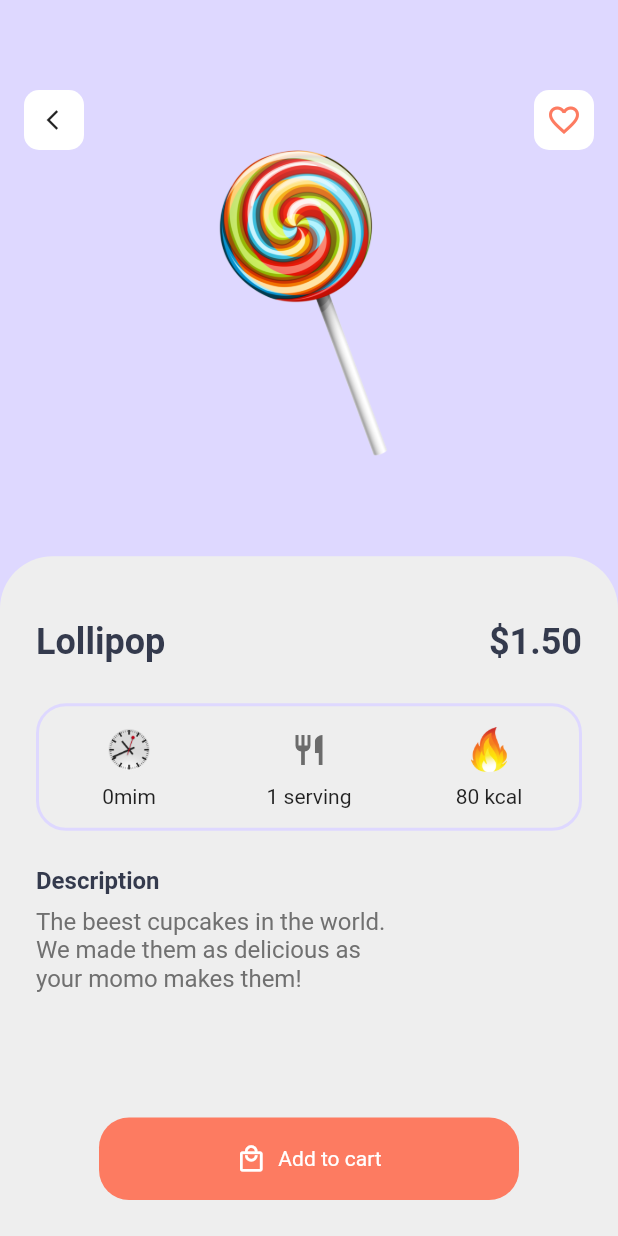
After one commit to hendriksonpetzold/sweet_store_app, a Flutter app: the HomePage screen opened by its route, after a tap on "Lollipop", on a phone screen of 412 x 824 dp. The commit adds this screen. Run offline on Flutter 3.47's test engine with Material 2 defaults, Android fonts, the phone set to English and light mode, and no system bars; our stand-ins replace carousel_slider, get.

Commit message:
feat: detail_product_page

```diff
--- a/lib/components/app_button.dart
+++ b/lib/components/app_button.dart
@@ -4,10 +4,12 @@ import 'package:sweets_store_app/style/app_colors.dart';
 class AppButton extends StatelessWidget {
   final String label;
   final void Function()? onTap;
+  final bool haveIcon;
   const AppButton({
     Key? key,
     required this.label,
     this.onTap,
+    required this.haveIcon,
   }) : super(key: key);
 
   @override
@@ -21,13 +23,26 @@ class AppButton extends StatelessWidget {
           color: AppColors.buttonColor,
           borderRadius: BorderRadius.circular(20),
         ),
-        child: Center(
-          child: Text(
-            label,
-            style: const TextStyle(
-              color: AppColors.buttonTextColor,
+        child: Row(
+          mainAxisAlignment: MainAxisAlignment.center,
+          children: [
+            haveIcon
+                ? Container(
+                    margin: const EdgeInsets.only(right: 8),
+                    child: const Icon(
+                      Icons.local_mall_outlined,
+                      color: AppColors.buttonTextColor,
+                      size: 20,
+                    ),
+                  )
+                : Container(),
+            Text(
+              label,
+              style: const TextStyle(
+                color: AppColors.buttonTextColor,
+              ),
             ),
-          ),
+          ],
         ),
       ),
     );
--- /dev/null
+++ b/lib/components/custom_back_button.dart
@@ -0,0 +1,32 @@
+import 'package:flutter/material.dart';
+
+class CustomBackButton extends StatelessWidget {
+  final void Function()? onTap;
+  const CustomBackButton({
+    Key? key,
+    required this.onTap,
+  }) : super(key: key);
+
+  @override
+  Widget build(BuildContext context) {
+    return Material(
+      color: Colors.transparent,
+      child: InkWell(
+        onTap: onTap,
+        child: Container(
+          height: 40,
+          width: 40,
+          padding: const EdgeInsets.only(left: 6),
+          decoration: BoxDecoration(
+            borderRadius: BorderRadius.circular(10),
+            color: Colors.white,
+          ),
+          child: const Icon(
+            Icons.arrow_back_ios,
+            size: 16,
+          ),
+        ),
+      ),
+    );
+  }
+}
--- /dev/null
+++ b/lib/components/favorite_button.dart
@@ -0,0 +1,39 @@
+import 'package:flutter/material.dart';
+import 'package:get/get.dart';
+import 'package:sweets_store_app/style/app_colors.dart';
+
+class FavoriteButton extends StatelessWidget {
+  const FavoriteButton({Key? key}) : super(key: key);
+
+  @override
+  Widget build(BuildContext context) {
+    RxBool isFavorite = RxBool(false);
+
+    return InkWell(
+      onTap: () {
+        isFavorite.value = !isFavorite.value;
+      },
+      child: Obx(
+        () {
+          return Container(
+            height: 40,
+            width: 40,
+            decoration: BoxDecoration(
+              borderRadius: BorderRadius.circular(10),
+              color: Colors.white,
+            ),
+            child: isFavorite.value
+                ? const Icon(
+                    Icons.favorite,
+                    color: AppColors.buttonColor,
+                  )
+                : const Icon(
+                    Icons.favorite_outline,
+                    color: AppColors.buttonColor,
+                  ),
+          );
+        },
+      ),
+    );
+  }
+}
--- a/lib/config/routes.dart
+++ b/lib/config/routes.dart
@@ -1,10 +1,23 @@
 import 'package:get/get.dart';
 import 'package:sweets_store_app/pages/home/home_page.dart';
 import 'package:sweets_store_app/pages/on_boarding/on_boarding_page.dart';
+import 'package:sweets_store_app/pages/sweet_detail/sweet_detail_page.dart';
 
 class Routes {
   static final List<GetPage> routes = [
-    GetPage(name: '/', page: () => const OnBoardingPage()),
-    GetPage(name: '/home_page', page: () => HomePage()),
+    GetPage(
+      name: '/',
+      page: () => const OnBoardingPage(),
+    ),
+    GetPage(
+      name: '/home_page',
+      page: () => HomePage(),
+      children: [
+        GetPage(
+          name: '/detail_page',
+          page: () => SweetDetailPage(),
+        ),
+      ],
+    ),
   ];
 }
--- a/lib/pages/home/components/grid_list_view.dart
+++ b/lib/pages/home/components/grid_list_view.dart
@@ -1,6 +1,7 @@
 import 'package:flutter/material.dart';
 import 'package:flutter_staggered_grid_view/flutter_staggered_grid_view.dart';
 import 'package:get/get.dart';
+import 'package:sweets_store_app/models/sweet_card_model.dart';
 import 'package:sweets_store_app/pages/home/components/sweet_card.dart';
 import 'package:sweets_store_app/pages/home/home_controller.dart';
 
@@ -16,13 +17,33 @@ class GridListView extends GetView<HomeController> {
         crossAxisSpacing: 10,
         itemCount: controller.searchSweetCardList.length,
         itemBuilder: (context, index) {
-          final list = controller.searchSweetCardList[index];
-          return SweetCard(
-            productName: list.sweetName,
-            productPrice: list.price,
-            productImage: list.sweetImage,
-            cardColor: list.color,
-            index: index,
+          final SweetCardModel list = controller.searchSweetCardList[index];
+          return InkWell(
+            onTap: () {
+              Get.toNamed(
+                '/home_page/detail_page',
+                arguments: {
+                  'color': list.color,
+                  'sweetImage': list.sweetImage,
+                  'sweetName': list.sweetName,
+                  'price': list.price,
+                  'servings': list.servings,
+                  'preparationTime': list.preparationTime,
+                  'kcal': list.kcal,
+                  'tag': 'sweet$index'
+                },
+              );
+            },
+            child: Hero(
+              tag: 'sweet$index',
+              child: SweetCard(
+                productName: list.sweetName,
+                productPrice: list.price,
+                productImage: list.sweetImage,
+                cardColor: list.color,
+                index: index,
+              ),
+            ),
           );
         },
       );
--- a/lib/pages/home/home_controller.dart
+++ b/lib/pages/home/home_controller.dart
@@ -8,7 +8,7 @@ import 'package:sweets_store_app/style/app_images.dart';
 class HomeController extends GetxController {
   TextEditingController searchEditingController = TextEditingController();
   RxString selectedLocation = RxString('Vegas');
-  RxList searchSweetCardList = RxList([]);
+  RxList<SweetCardModel> searchSweetCardList = RxList([]);
 
   @override
   void onInit() {
@@ -27,7 +27,7 @@ class HomeController extends GetxController {
     SweetCardModel(
       sweetName: 'Lollipop',
       sweetImage: AppImages.lollipop,
-      price: '1,50',
+      price: '1.50',
       servings: '1 serving',
       kcal: '80',
       preparationTime: '0mim',
@@ -36,7 +36,7 @@ class HomeController extends GetxController {
     SweetCardModel(
       sweetName: 'Cupcakes',
       sweetImage: AppImages.cupcake,
-      price: '6,00',
+      price: '6.00',
       servings: '2 serving',
       kcal: '360',
       preparationTime: '25mim',
@@ -45,16 +45,16 @@ class HomeController extends GetxController {
     SweetCardModel(
       sweetName: 'Donuts',
       sweetImage: AppImages.donuts,
-      price: '10,50',
+      price: '10.50',
       servings: '5 serving',
       kcal: '600',
       preparationTime: '40mim',
-      color: const Color(0XFFffdbd2),
+      color: const Color(0xFFFFDBD2),
     ),
     SweetCardModel(
       sweetName: 'Macaroons',
       sweetImage: AppImages.macaroons,
-      price: '8,00',
+      price: '8.00',
       servings: '2 serving',
       kcal: '240',
       preparationTime: '20mim',
@@ -63,7 +63,7 @@ class HomeController extends GetxController {
     SweetCardModel(
       sweetName: 'Brownie',
       sweetImage: AppImages.brownie,
-      price: '2,50',
+      price: '2.50',
       servings: '1 serving',
       kcal: '150',
       preparationTime: '15mim',
@@ -72,7 +72,7 @@ class HomeController extends GetxController {
     SweetCardModel(
       sweetName: 'Strawberry Cake',
       sweetImage: AppImages.strawberryCake,
-      price: '4,50',
+      price: '4.50',
       servings: '1 serving',
       kcal: '350',
       preparationTime: '10mim',
@@ -81,7 +81,7 @@ class HomeController extends GetxController {
     SweetCardModel(
       sweetName: 'Chocolate Cake',
       sweetImage: AppImages.chocolateCake,
-      price: '4,50',
+      price: '4.50',
       servings: '1 serving',
       kcal: '450',
       preparationTime: '10mim',
--- a/lib/pages/on_boarding/on_boarding_page.dart
+++ b/lib/pages/on_boarding/on_boarding_page.dart
@@ -48,6 +48,7 @@ class OnBoardingPage extends StatelessWidget {
                       height: 16,
                     ),
                     AppButton(
+                      haveIcon: false,
                       label: 'It\'s wonderful',
                       onTap: () {
                         Get.toNamed('/home_page');
--- /dev/null
+++ b/lib/pages/sweet_detail/components/additional_information_box.dart
@@ -0,0 +1,109 @@
+import 'package:flutter/material.dart';
+import 'package:sweets_store_app/style/app_images.dart';
+
+class AdditionalInformationBox extends StatelessWidget {
+  final Color borderColor;
+  final String preparationTime;
+  final String servings;
+  final String kcal;
+  const AdditionalInformationBox({
+    Key? key,
+    required this.borderColor,
+    required this.preparationTime,
+    required this.servings,
+    required this.kcal,
+  }) : super(key: key);
+
+  @override
+  Widget build(BuildContext context) {
+    return Container(
+      width: double.infinity,
+      height: 85,
+      decoration: BoxDecoration(
+        borderRadius: BorderRadius.circular(20),
+        border: Border.all(
+          color: borderColor,
+          width: 2,
+        ),
+      ),
+      child: Row(
+        children: [
+          Expanded(
+            child: Padding(
+              padding: const EdgeInsets.only(
+                top: 14,
+                bottom: 8,
+              ),
+              child: Column(
+                children: [
+                  SizedBox(
+                    height: 30,
+                    width: 30,
+                    child: Image(
+                      image: AssetImage(
+                        AppImages.clock,
+                      ),
+                    ),
+                  ),
+                  const SizedBox(
+                    height: 8,
+                  ),
+                  Text(preparationTime),
+                ],
+              ),
+            ),
+          ),
+          Expanded(
+            child: Padding(
+              padding: const EdgeInsets.only(
+                top: 14,
+                bottom: 8,
+              ),
+              child: Column(
+                children: [
+                  const SizedBox(
+                    height: 30,
+                    width: 30,
+                    child: Icon(
+                      Icons.restaurant,
+                      color: Color(0xFF6B6B6B),
+                    ),
+                  ),
+                  const SizedBox(
+                    height: 8,
+                  ),
+                  Text(servings),
+                ],
+              ),
+            ),
+          ),
+          Expanded(
+            child: Padding(
+              padding: const EdgeInsets.only(
+                top: 14,
+                bottom: 8,
+              ),
+              child: Column(
+                children: [
+                  SizedBox(
+                    height: 30,
+                    width: 30,
+                    child: Image(
+                      image: AssetImage(
+                        AppImages.fire,
+                      ),
+                    ),
+                  ),
+                  const SizedBox(
+                    height: 8,
+                  ),
+                  Text('$kcal kcal'),
+                ],
+              ),
+            ),
+          ),
+        ],
+      ),
+    );
+  }
+}
--- /dev/null
+++ b/lib/pages/sweet_detail/components/description.dart
@@ -0,0 +1,40 @@
+import 'package:flutter/material.dart';
+import 'package:sweets_store_app/style/app_colors.dart';
+
+class Description extends StatelessWidget {
+  const Description({Key? key}) : super(key: key);
+
+  @override
+  Widget build(BuildContext context) {
+    return Align(
+      alignment: Alignment.centerLeft,
+      child: SizedBox(
+        width: MediaQuery.of(context).size.width * .60,
+        height: 150,
+        child: Column(
+          crossAxisAlignment: CrossAxisAlignment.start,
+          children: const [
+            Text(
+              'Description',
+              style: TextStyle(
+                color: AppColors.titleTextColor,
+                fontWeight: FontWeight.bold,
+                fontSize: 16,
+              ),
+            ),
+            SizedBox(
+              height: 8,
+            ),
+            Text(
+              'The beest cupcakes in the world. We made them as delicious as your momo makes them!',
+              style: TextStyle(
+                color: AppColors.subTitleTextColor,
+                fontSize: 16,
+              ),
+            ),
+          ],
+        ),
+      ),
+    );
+  }
+}
--- /dev/null
+++ b/lib/pages/sweet_detail/components/title_and_price.dart
@@ -0,0 +1,41 @@
+import 'package:flutter/material.dart';
+import 'package:sweets_store_app/style/app_colors.dart';
+
+class TitleAndPrice extends StatelessWidget {
+  final String sweetName;
+  final String sweetPrice;
+  const TitleAndPrice({
+    Key? key,
+    required this.sweetName,
+    required this.sweetPrice,
+  }) : super(key: key);
+
+  @override
+  Widget build(BuildContext context) {
+    return SizedBox(
+      height: 50,
+      width: double.infinity,
+      child: Row(
+        children: [
+          Text(
+            sweetName,
+            style: const TextStyle(
+              color: AppColors.titleTextColor,
+              fontSize: 24,
+              fontWeight: FontWeight.bold,
+            ),
+          ),
+          Expanded(child: Container()),
+          Text(
+            '\$$sweetPrice',
+            style: const TextStyle(
+              color: AppColors.titleTextColor,
+              fontSize: 24,
+              fontWeight: FontWeight.bold,
+            ),
+          ),
+        ],
+      ),
+    );
+  }
+}
--- /dev/null
+++ b/lib/pages/sweet_detail/sweet_detail_controller.dart
@@ -0,0 +1,13 @@
+import 'package:flutter/cupertino.dart';
+import 'package:get/get.dart';
+
+class SweetDetailController extends GetxController {
+  final Color color = Get.arguments['color'];
+  final String sweetImage = Get.arguments['sweetImage'];
+  final String sweetName = Get.arguments['sweetName'];
+  final String sweetPrice = Get.arguments['price'];
+  final String serving = Get.arguments['servings'];
+  final String preparationTime = Get.arguments['preparationTime'];
+  final String kcal = Get.arguments['kcal'];
+  final String tag = Get.arguments['tag'];
+}
--- /dev/null
+++ b/lib/pages/sweet_detail/sweet_detail_page.dart
@@ -0,0 +1,103 @@
+import 'package:flutter/material.dart';
+import 'package:get/get.dart';
+import 'package:sweets_store_app/components/app_button.dart';
+import 'package:sweets_store_app/components/custom_back_button.dart';
+import 'package:sweets_store_app/components/favorite_button.dart';
+import 'package:sweets_store_app/pages/sweet_detail/components/additional_information_box.dart';
+import 'package:sweets_store_app/pages/sweet_detail/components/description.dart';
+import 'package:sweets_store_app/pages/sweet_detail/components/title_and_price.dart';
+import 'package:sweets_store_app/pages/sweet_detail/sweet_detail_controller.dart';
+
+class SweetDetailPage extends StatelessWidget {
+  SweetDetailPage({Key? key}) : super(key: key);
+  final SweetDetailController controller = Get.put(SweetDetailController());
+  @override
+  Widget build(BuildContext context) {
+    return Scaffold(
+      body: Stack(
+        children: [
+          Container(
+            width: double.infinity,
+            height: MediaQuery.of(context).size.height * .6,
+            color: controller.color,
+            child: Padding(
+              padding: const EdgeInsets.only(left: 16, top: 60, right: 16),
+              child: Column(
+                children: [
+                  Row(
+                    children: [
+                      CustomBackButton(onTap: () {
+                        Get.back();
+                      }),
+                      Expanded(child: Container()),
+                      const FavoriteButton(),
+                    ],
+                  ),
+                  Hero(
+                    tag: controller.tag,
+                    child: SizedBox(
+                      height: MediaQuery.of(context).size.height * .25,
+                      width: MediaQuery.of(context).size.width * .8,
+                      child: Image(
+                        image: AssetImage(
+                          controller.sweetImage,
+                        ),
+                      ),
+                    ),
+                  )
+                ],
+              ),
+            ),
+          ),
+          Align(
+            alignment: Alignment.bottomCenter,
+            child: Container(
+              padding: const EdgeInsets.only(
+                left: 24,
+                right: 24,
+                top: 32,
+                bottom: 24,
+              ),
+              height: MediaQuery.of(context).size.height * .55,
+              width: double.infinity,
+              decoration: BoxDecoration(
+                color: Colors.grey[200],
+                borderRadius: const BorderRadius.only(
+                  topLeft: Radius.circular(35),
+                  topRight: Radius.circular(35),
+                ),
+              ),
+              child: Column(
+                children: [
+                  TitleAndPrice(
+                    sweetName: controller.sweetName,
+                    sweetPrice: controller.sweetPrice,
+                  ),
+                  const SizedBox(
+                    height: 16,
+                  ),
+                  AdditionalInformationBox(
+                    borderColor: controller.color,
+                    preparationTime: controller.preparationTime,
+                    servings: controller.serving,
+                    kcal: controller.kcal,
+                  ),
+                  const SizedBox(
+                    height: 24,
+                  ),
+                  const Description(),
+                  Expanded(child: Container()),
+                  AppButton(
+                    haveIcon: true,
+                    label: 'Add to cart',
+                    onTap: () {},
+                  ),
+                ],
+              ),
+            ),
+          ),
+        ],
+      ),
+    );
+  }
+}
--- a/lib/style/app_colors.dart
+++ b/lib/style/app_colors.dart
@@ -3,11 +3,11 @@ import 'package:flutter/material.dart';
 
 class AppColors {
   static const Color backGroundColor = Color(0xFFFFFFFF);
-  static const Color buttonColor = Color(0xFFFF866E);
+  static const Color buttonColor = Color(0xFFFD7B61);
   static const Color buttonTextColor = Color(0xFFFFFFFF);
   static const Color focusTextColor = Color(0xFFf2a7b5);
   static const Color titleTextColor = Color(0xFF343A4D);
-  static const Color subTitleTextColor = Color(0xFF8A8B8B);
+  static const Color subTitleTextColor = Color(0xFF707070);
   static const Color darkGrey = Color(0xFF343A4D);
   static const Color lightGrey = Color(0xFF8A8B8B);
 }
--- a/lib/style/app_images.dart
+++ b/lib/style/app_images.dart
@@ -7,6 +7,7 @@ class AppImages {
   static String donuts = 'assets/images/donuts.png';
   static String macaroons = 'assets/images/macaroons.png';
   static String chocolateCake = 'assets/images/chocolate_cake.png';
-
   static String strawberryCake = 'assets/images/strawberry_cake.png';
+  static String clock = 'assets/images/clock.png';
+  static String fire = 'assets/images/fire.png';
 }
--- a/pubspec.yaml
+++ b/pubspec.yaml
@@ -37,6 +37,7 @@ dependencies:
   get: ^4.6.5
   flutter_staggered_grid_view: ^0.6.2
   carousel_slider: ^4.1.1
+  google_fonts: ^3.0.1
 
 dev_dependencies:
   flutter_test:
```
Also changed, not shown: assets/images/clock.png (added), assets/images/fire.png (added), pubspec.lock, 1 other file.
